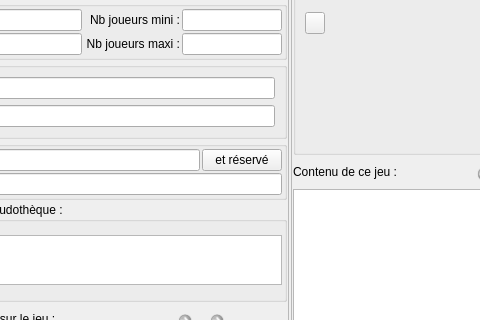
The window that f_jeux.ui (nivhg/ludopen) describes before a commit, drawn with Qt 5; both pictures show x 427 to 907 and y 109 to 429 of the 1131 by 729 pixel window.
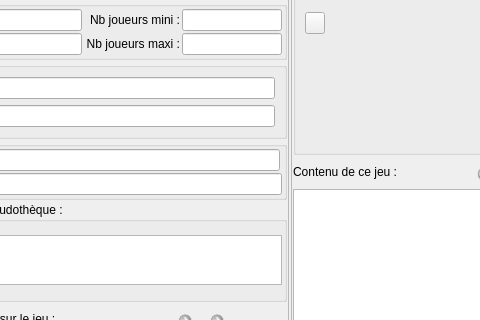
The same window after the commit. Icons and pictures are not drawn.

What changed in the file:
```diff
--- a/f_jeux.ui
+++ b/f_jeux.ui
@@ -625,13 +625,6 @@
            </property>
           </widget>
          </item>
-         <item row="0" column="2">
-          <widget class="QPushButton" name="Bt_Reserve">
-           <property name="text">
-            <string>et réservé</string>
-           </property>
-          </widget>
-         </item>
          <item row="1" column="1" colspan="2">
           <widget class="QLineEdit" name="Le_etat">
            <property name="readOnly">
```
